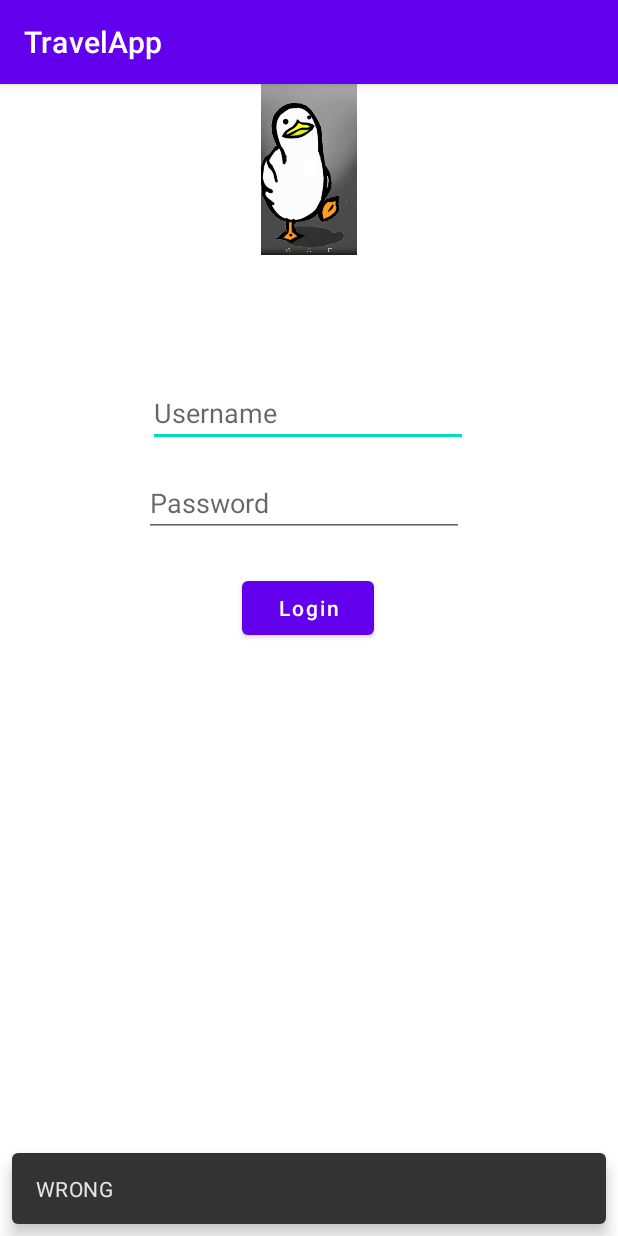
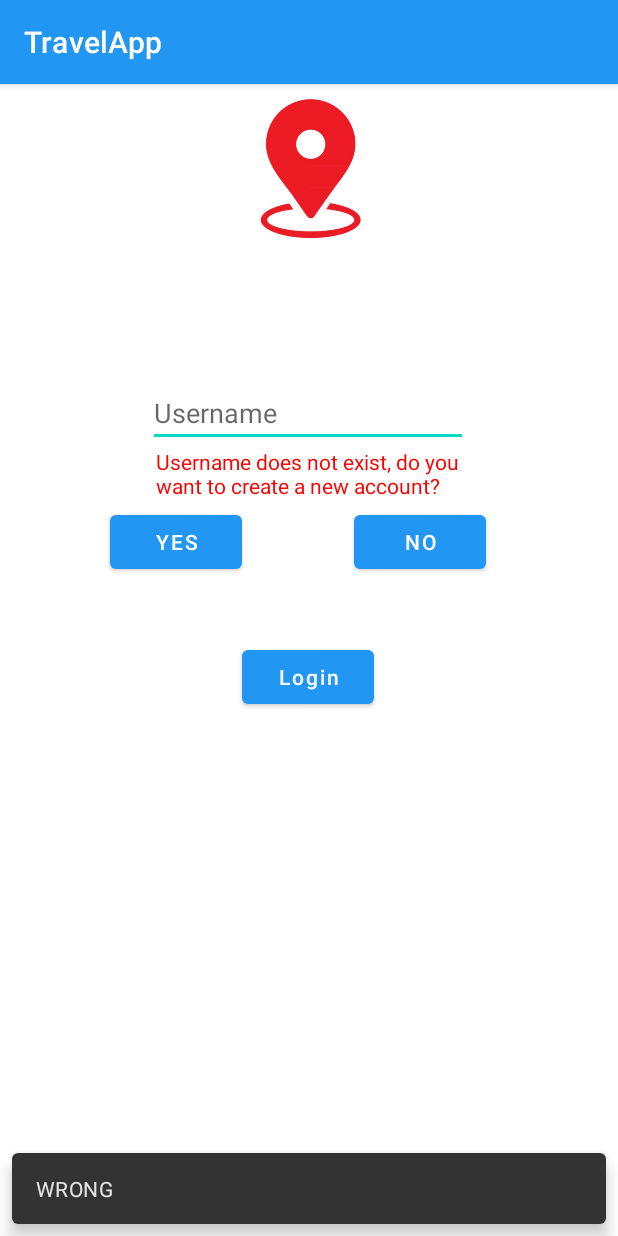
Before and after one commit to bjbjorn/TravelApp, an Android app: the screen it shows after launch (LoginActivity), after a tap on "Login", on a phone screen of 412 x 824 dp. Run offline under Robolectric (Android 15) with nearby library versions, the phone set to English and light mode, and no system bars.

Commit message:
accounts/ability to create new account

```diff
--- a/app/build.gradle
+++ b/app/build.gradle
@@ -49,6 +49,7 @@ dependencies {
     implementation 'androidx.navigation:navigation-ui-ktx:2.5.3'
     implementation 'org.jetbrains.kotlinx:kotlinx-serialization-json:1.5.0'
     implementation 'com.karumi:dexter:6.2.2'
+    implementation 'com.squareup.picasso:picasso:2.71828'
     testImplementation 'junit:junit:4.13.2'
     androidTestImplementation 'androidx.test.ext:junit:1.1.5'
     androidTestImplementation 'androidx.test.espresso:espresso-core:3.5.1'
--- a/app/src/main/AndroidManifest.xml
+++ b/app/src/main/AndroidManifest.xml
@@ -13,7 +13,7 @@
         android:allowBackup="true"
         android:dataExtractionRules="@xml/data_extraction_rules"
         android:fullBackupContent="@xml/backup_rules"
-        android:icon="@mipmap/ic_launcher"
+        android:icon="@drawable/istockphoto_1261917621_612x612"
         android:label="@string/app_name"
         android:supportsRtl="true"
         android:theme="@style/Theme.TravelApp"
--- a/app/src/main/java/com/example/travelapp/LoginActivity.kt
+++ b/app/src/main/java/com/example/travelapp/LoginActivity.kt
@@ -3,6 +3,7 @@ package com.example.travelapp
 import android.content.Intent
 import androidx.appcompat.app.AppCompatActivity
 import android.os.Bundle
+import android.view.View
 import com.example.travelapp.databinding.ActivityLoginBinding
 import com.google.android.material.snackbar.Snackbar
 
@@ -14,17 +15,37 @@ class LoginActivity : AppCompatActivity() {
         super.onCreate(savedInstanceState)
         setContentView(R.layout.activity_login)
         binding = ActivityLoginBinding.inflate(layoutInflater)
+        binding.textView4.visibility = View.INVISIBLE
+        binding.btnYes.visibility = View.INVISIBLE
+        binding.btnNo.visibility = View.INVISIBLE
 
         setContentView(binding.root)
 
         binding.button.setOnClickListener { view ->
-            if(binding.Password.text.toString() == "xxx") {
+            if(binding.Username.text.toString() == "Abdullah" || binding.Username.text.toString() == "Bjorn") {
                 val intent = Intent(this, MainActivity::class.java)
+                intent.putExtra("name",binding.Username.text.toString())
                 startActivity(intent)
+
             }
             else {
                 Snackbar.make(view, "WRONG", Snackbar.LENGTH_LONG).setAction("Action", null).show()
+                binding.textView4.visibility = View.VISIBLE
+                binding.btnYes.visibility = View.VISIBLE
+                binding.btnNo.visibility = View.VISIBLE
             }
+        }
+        binding.btnYes.setOnClickListener {
+            val intent = Intent(this, MainActivity::class.java)
+            intent.putExtra("name",binding.Username.text.toString())
+            startActivity(intent)
+        }
+        binding.btnNo.setOnClickListener {
+
+            binding.textView4.visibility = View.INVISIBLE
+            binding.btnYes.visibility = View.INVISIBLE
+            binding.btnNo.visibility = View.INVISIBLE
+            binding.Username.text = null
         }
     }
 }
--- a/app/src/main/res/layout/activity_gallery.xml
+++ b/app/src/main/res/layout/activity_gallery.xml
@@ -1,7 +1,6 @@
 <?xml version="1.0" encoding="utf-8"?>
 <androidx.constraintlayout.widget.ConstraintLayout xmlns:android="http://schemas.android.com/apk/res/android"
     xmlns:app="http://schemas.android.com/apk/res-auto"
-    xmlns:tools="http://schemas.android.com/tools"
     android:layout_width="match_parent"
     android:layout_height="match_parent">
 
--- a/app/src/main/res/layout/activity_login.xml
+++ b/app/src/main/res/layout/activity_login.xml
@@ -14,7 +14,7 @@
         app:layout_constraintStart_toStartOf="parent"
         app:layout_constraintTop_toTopOf="parent"
         app:layout_constraintVertical_bias="0.0"
-        app:srcCompat="@drawable/gerard" />
+        app:srcCompat="@drawable/istockphoto_1261917621_612x612" />
 
 
     <Button
@@ -28,7 +28,7 @@
         app:layout_constraintHorizontal_bias="0.498"
         app:layout_constraintStart_toStartOf="parent"
         app:layout_constraintTop_toTopOf="parent"
-        app:layout_constraintVertical_bias="0.452" />
+        app:layout_constraintVertical_bias="0.516" />
 
     <EditText
         android:id="@+id/Username"
@@ -44,18 +44,35 @@
         app:layout_constraintTop_toTopOf="parent"
         app:layout_constraintVertical_bias="0.272" />
 
-    <EditText
-        android:id="@+id/Password"
+    <TextView
+        android:id="@+id/textView4"
+        android:layout_width="204dp"
+        android:layout_height="0dp"
+        android:text="Username does not exist, do you want to create a new account?"
+        android:textColor="@color/red"
+        app:layout_constraintEnd_toEndOf="parent"
+        app:layout_constraintStart_toStartOf="parent"
+        app:layout_constraintTop_toBottomOf="@+id/Username" />
+
+    <Button
+        android:id="@+id/btnYes"
         android:layout_width="wrap_content"
         android:layout_height="wrap_content"
-        android:ems="10"
-        android:hint="Password"
-        android:inputType="textPassword"
-        app:layout_constraintBottom_toBottomOf="parent"
+        android:layout_marginTop="4dp"
+        android:text="Yes"
+        app:layout_constraintEnd_toStartOf="@+id/btnNo"
+        app:layout_constraintHorizontal_bias="0.496"
+        app:layout_constraintStart_toStartOf="parent"
+        app:layout_constraintTop_toBottomOf="@+id/textView4" />
+
+    <Button
+        android:id="@+id/btnNo"
+        android:layout_width="wrap_content"
+        android:layout_height="wrap_content"
+        android:layout_marginTop="4dp"
+        android:layout_marginEnd="88dp"
+        android:text="No"
         app:layout_constraintEnd_toEndOf="parent"
-        app:layout_constraintHorizontal_bias="0.482"
-        app:layout_constraintStart_toStartOf="parent"
-        app:layout_constraintTop_toTopOf="parent"
-        app:layout_constraintVertical_bias="0.355" />
+        app:layout_constraintTop_toBottomOf="@+id/textView4" />
 
 </androidx.constraintlayout.widget.ConstraintLayout>
--- a/app/src/main/res/layout/activity_main.xml
+++ b/app/src/main/res/layout/activity_main.xml
@@ -1,5 +1,6 @@
 <?xml version="1.0" encoding="utf-8"?>
-<androidx.constraintlayout.widget.ConstraintLayout xmlns:android="http://schemas.android.com/apk/res/android"
+<androidx.constraintlayout.widget.ConstraintLayout
+    xmlns:android="http://schemas.android.com/apk/res/android"
     xmlns:app="http://schemas.android.com/apk/res-auto"
     xmlns:tools="http://schemas.android.com/tools"
     android:layout_width="match_parent"
--- a/app/src/main/res/layout/content_main.xml
+++ b/app/src/main/res/layout/content_main.xml
@@ -6,7 +6,8 @@
     android:layout_width="match_parent"
     android:layout_height="match_parent"
     app:layout_behavior="@string/appbar_scrolling_view_behavior"
-    tools:showIn="@layout/app_bar_main">
+    tools:showIn="@layout/app_bar_main"
+    android:background="@color/black">
 
     <fragment
         android:id="@+id/nav_host_fragment_content_main"
--- a/app/src/main/res/layout/fragment_gallery.xml
+++ b/app/src/main/res/layout/fragment_gallery.xml
@@ -11,10 +11,8 @@
         android:id="@+id/idViewPager"
         android:layout_width="300dp"
         android:layout_height="300dp"
-        android:layout_centerInParent="true"
         android:layout_gravity="center"
-        android:layout_margin="10dp" />
-
+        android:layout_margin="60dp" />
 
 
     <Button
@@ -22,7 +20,7 @@
         android:layout_width="wrap_content"
         android:layout_height="wrap_content"
         android:layout_marginEnd="88dp"
-        android:text="Camera"
+        android:text="Add picture"
         android:layout_below="@+id/idViewPager"
         android:layout_centerInParent="true"
         android:layout_gravity="center"
--- a/app/src/main/res/layout/nav_header_main.xml
+++ b/app/src/main/res/layout/nav_header_main.xml
@@ -11,7 +11,8 @@
     android:paddingTop="@dimen/activity_vertical_margin"
     android:theme="@style/ThemeOverlay.AppCompat.Dark"
     android:orientation="vertical"
-    android:gravity="bottom">
+    android:gravity="bottom"
+    android:id="@+id/header">
 
     <ImageView
         android:layout_width="wrap_content"
@@ -22,10 +23,10 @@
         android:id="@+id/imageView" />
 
     <TextView
+        android:id="@+id/nav_account_name"
         android:layout_width="match_parent"
         android:layout_height="wrap_content"
         android:paddingTop="@dimen/nav_header_vertical_spacing"
-        android:text="@string/nav_header_title"
         android:textAppearance="@style/TextAppearance.AppCompat.Body1" />
 
     <TextView
--- a/app/src/main/res/menu/activity_main_drawer.xml
+++ b/app/src/main/res/menu/activity_main_drawer.xml
@@ -12,9 +12,5 @@
             android:id="@+id/nav_gallery"
             android:icon="@drawable/ic_menu_gallery"
             android:title="@string/menu_gallery" />
-        <item
-            android:id="@+id/nav_slideshow"
-            android:icon="@drawable/ic_menu_slideshow"
-            android:title="@string/menu_slideshow" />
     </group>
 </menu>
--- a/app/src/main/res/values/colors.xml
+++ b/app/src/main/res/values/colors.xml
@@ -1,10 +1,11 @@
 <?xml version="1.0" encoding="utf-8"?>
 <resources>
-    <color name="purple_200">#FFBB86FC</color>
-    <color name="purple_500">#FF6200EE</color>
-    <color name="purple_700">#FF3700B3</color>
+    <color name="purple_200">#00BCD4</color>
+    <color name="purple_500">#2196F3</color>
+    <color name="purple_700">#757575</color>
     <color name="teal_200">#FF03DAC5</color>
-    <color name="teal_700">#FF018786</color>
-    <color name="black">#FF000000</color>
+    <color name="teal_700">#E91E63</color>
+    <color name="black">#5A5A5A</color>
     <color name="white">#FFFFFFFF</color>
+    <color name="red">#FF0000</color>
 </resources>
```
Also changed, not shown: app/src/main/java/com/example/travelapp/MainActivity.kt (+13 -7 lines), app/src/main/java/com/example/travelapp/Recycler.kt (+8 -12 lines), app/src/main/java/com/example/travelapp/ui/gallery/GalleryFragment.kt (+16 -1 lines), app/src/main/res/layout/activity_main2.xml (+26 -1 lines), app/src/main/res/drawable/istockphoto_1261917621_612x612.jpg (added), app/src/main/res/drawable/kuleuven.jpg (added), app/src/main/res/drawable/uhasselt.png (added).
